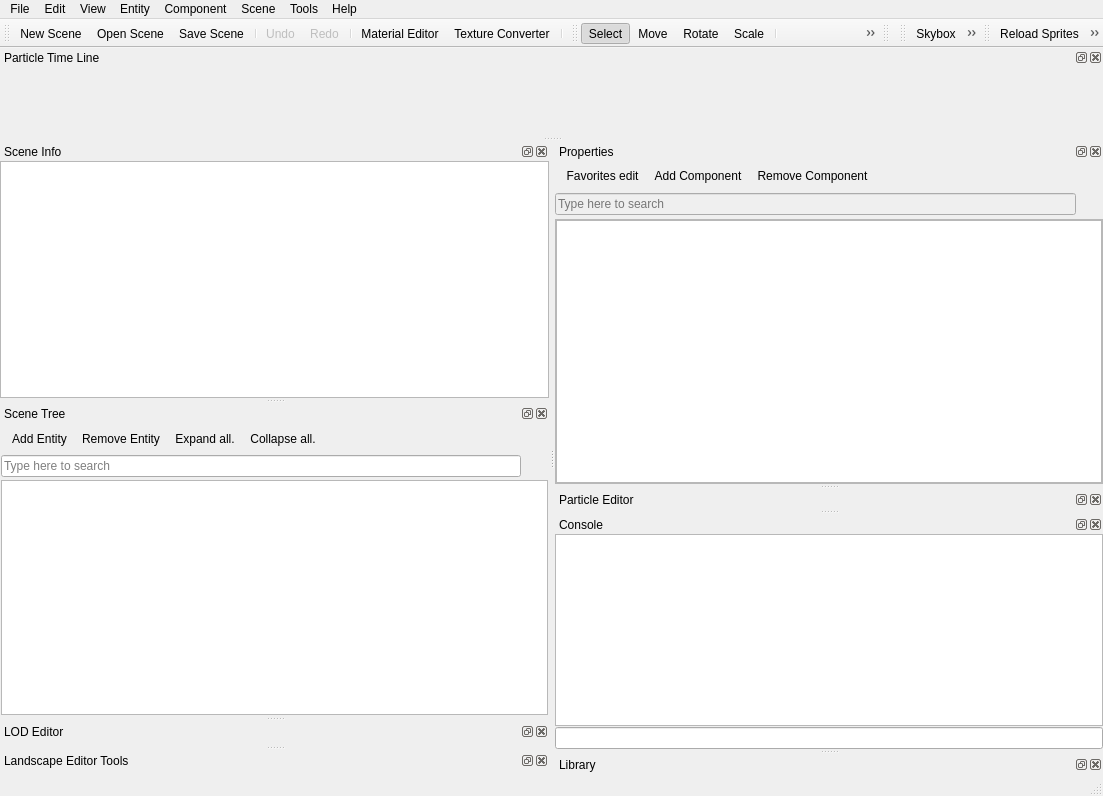
xaoctech/dava.engine, file Tools/ResourceEditor/DataQt/mainwindow.ui: the form before one commit.
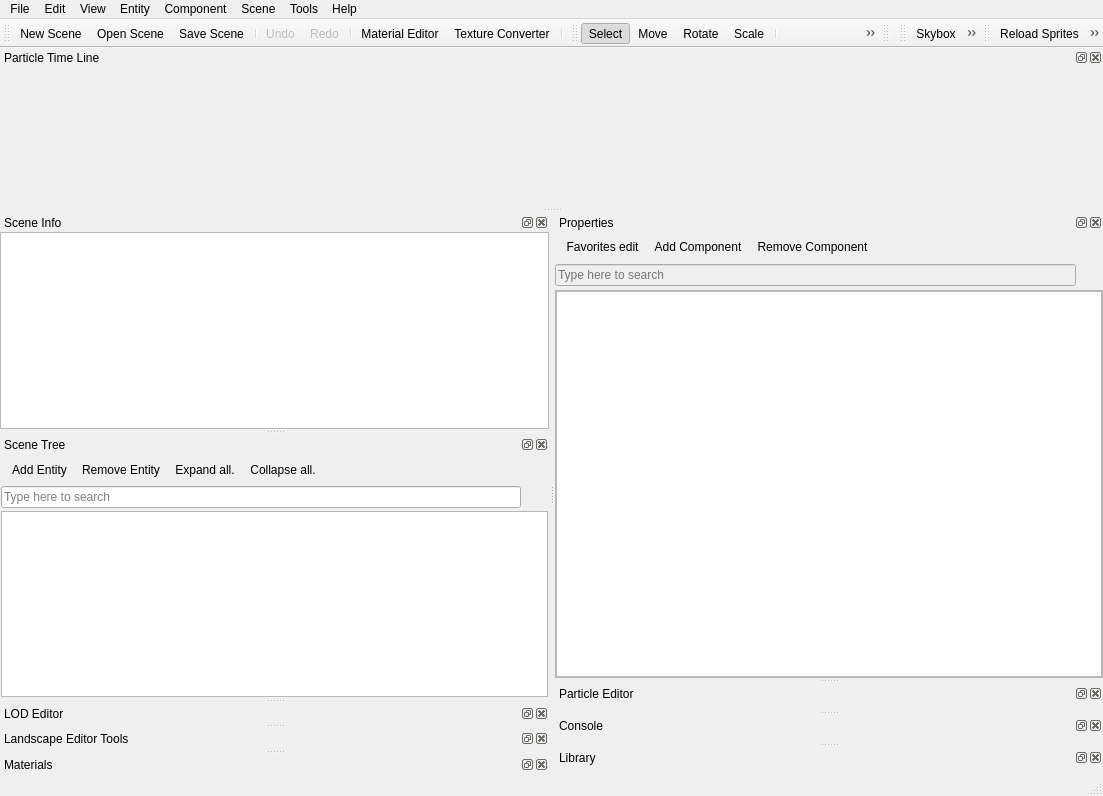
The form after the commit. Icons and pictures are not drawn. Custom widgets are drawn as their Qt base class.

Commit message: [DF-2898] Added MaterialsDock

```diff
--- a/Tools/ResourceEditor/DataQt/mainwindow.ui
+++ b/Tools/ResourceEditor/DataQt/mainwindow.ui
@@ -625,43 +625,7 @@
    <attribute name="dockWidgetArea">
     <number>2</number>
    </attribute>
-   <widget class="QWidget" name="dockWidgetContents_11">
-    <layout class="QVBoxLayout" name="verticalLayout_20">
-     <property name="spacing">
-      <number>1</number>
-     </property>
-     <property name="margin">
-      <number>0</number>
-     </property>
-     <item>
-      <widget class="ConsoleView" name="consoleView">
-       <property name="font">
-        <font>
-         <pointsize>9</pointsize>
-        </font>
-       </property>
-       <property name="undoRedoEnabled">
-        <bool>false</bool>
-       </property>
-       <property name="lineWrapMode">
-        <enum>QPlainTextEdit::NoWrap</enum>
-       </property>
-       <property name="readOnly">
-        <bool>true</bool>
-       </property>
-       <property name="backgroundVisible">
-        <bool>false</bool>
-       </property>
-      </widget>
-     </item>
-     <item>
-      <widget class="QLineEdit" name="consoleEdit">
-       <property name="frame">
-        <bool>true</bool>
-       </property>
-      </widget>
-     </item>
-    </layout>
+   <widget class="ConsoleWidget" name="dockConsoleContents">
    </widget>
   </widget>
   <widget class="QDockWidget" name="dockLODEditor">
@@ -739,6 +703,15 @@
    </attribute>
    <widget class="LibraryWidget" name="libraryWidget"/>
   </widget>
+  <widget class="QDockWidget" name="dockMaterials">
+   <property name="windowTitle">
+    <string>Materials</string>
+   </property>
+   <attribute name="dockWidgetArea">
+    <number>1</number>
+   </attribute>
+   <widget class="MaterialsWidget" name="materialsWidget"/>
+  </widget>
   <action name="actionNewScene">
    <property name="icon">
     <iconset resource="QtIcons.qrc">
@@ -1687,11 +1660,6 @@
    <header>DockSceneTree/SceneTree.h</header>
    <container>1</container>
   </customwidget>
-  <customwidget>
-   <class>ConsoleView</class>
-   <extends>QPlainTextEdit</extends>
-   <header>DockConsole/ConsoleView.h</header>
-  </customwidget>
   <customwidget>
    <class>LODEditor</class>
    <extends>QWidget</extends>
@@ -1718,7 +1686,19 @@
   <customwidget>
    <class>LibraryWidget</class>
    <extends>QWidget</extends>
-   <header>DockLibrary2/LibraryWidget.h</header>
+   <header>DockLibrary/LibraryWidget.h</header>
+   <container>1</container>
+  </customwidget>
+  <customwidget>
+   <class>MaterialsWidget</class>
+   <extends>QWidget</extends>
+   <header>DockMaterials/MaterialsWidget.h</header>
+   <container>1</container>
+  </customwidget>
+  <customwidget>
+   <class>ConsoleWidget</class>
+   <extends>QWidget</extends>
+   <header>DockConsole/ConsoleWidget.h</header>
    <container>1</container>
   </customwidget>
  </customwidgets>
```
Left out of the diff: 2 changed lines with no effect on the pictures. The commit also changes 16 other files.
